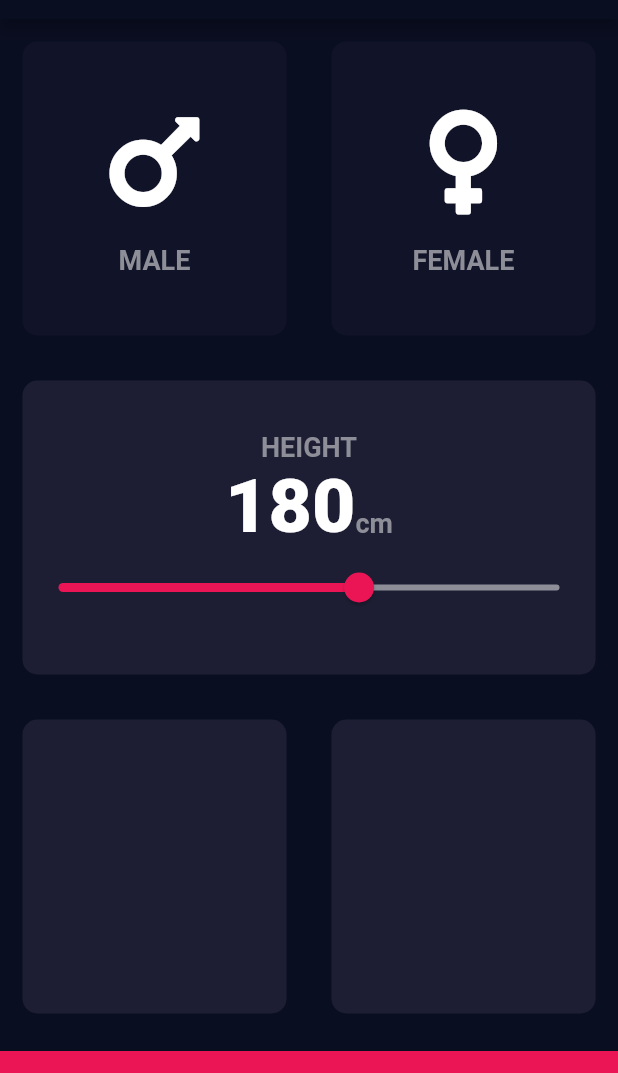
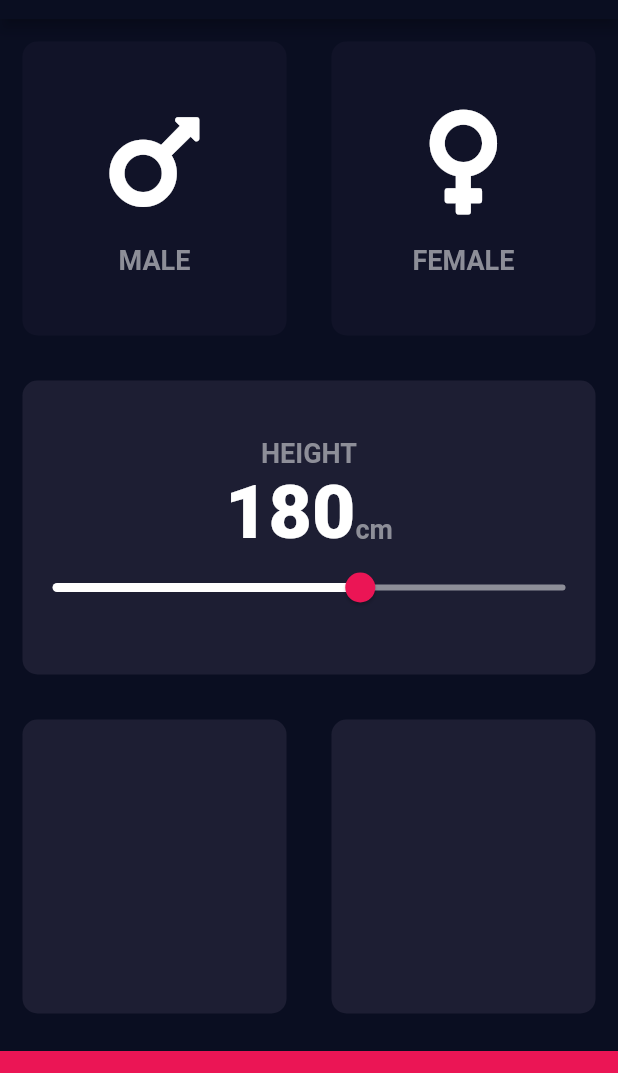
Before and after one commit to SafaKaraca/Bmi_Calculator, a Flutter app: the screen it shows after launch, on a phone screen of 412 x 824 dp, the part 65-1138 px from its top. Run offline on Flutter 3.47's test engine with Material 2 defaults, Android fonts, the phone set to English and light mode, and no system bars; our stand-ins replace font_awesome_flutter.

Commit message:
SliderTheme is edited

```diff
--- a/lib/input_page.dart
+++ b/lib/input_page.dart
@@ -100,17 +100,26 @@ class _InputPageState extends State<InputPage> {
                       ),
                     ],
                   ),
-                  Slider(
+                  SliderTheme(
+                    data: SliderTheme.of(context).copyWith(
+                        inactiveTrackColor: Color(0xFF8D8E98),
+                        activeTrackColor: Colors.white,
+                        thumbColor: Color(0xFFEB1555),
+                        overlayColor: Color(0x30EB1555),
+                        thumbShape:
+                            RoundSliderThumbShape(enabledThumbRadius: 10),
+                        overlayShape:
+                            RoundSliderOverlayShape(overlayRadius: 20)),
+                    child: Slider(
                         value: height.toDouble(),
                         min: 120.0,
                         max: 220.0,
-                      activeColor: Color(0xFFEB1555),
-                      inactiveColor: Color(0xFF8D8E98),
                         onChanged: (double newValue) {
                           setState(() {
                             height = newValue.round();
                           });
-                      })
+                        }),
+                  )
                 ],
               ),
             ),
```
Lines whose indentation alone changed are shown as unchanged.
